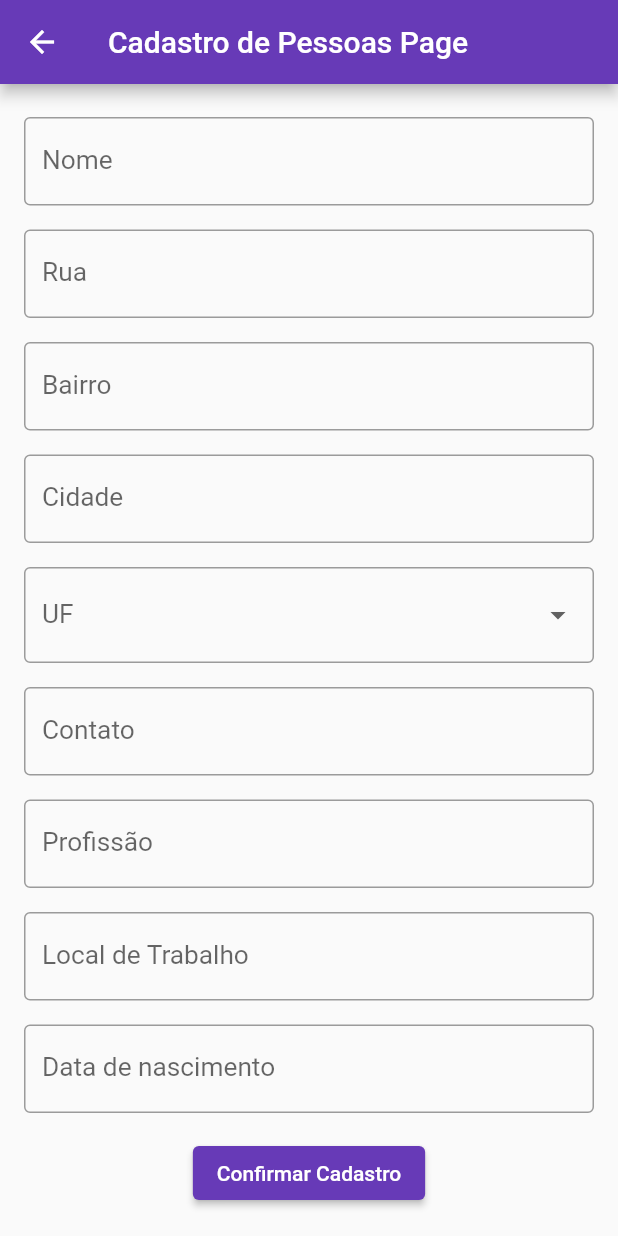
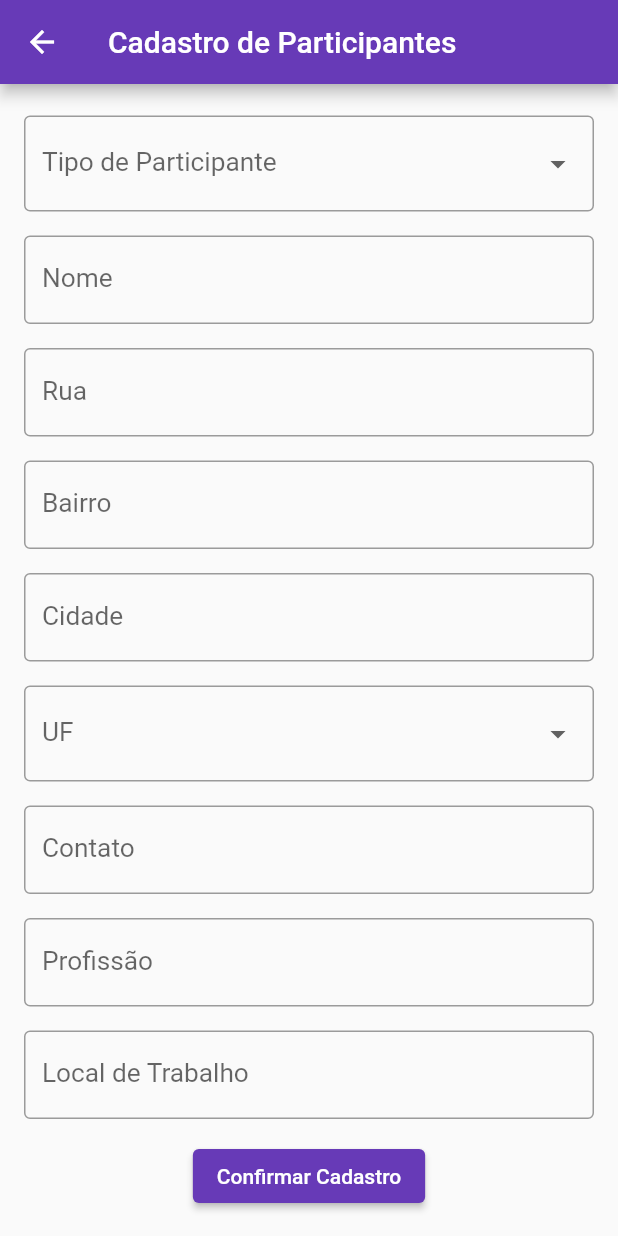
Before and after one commit to NEMJ/reunioes, a Flutter app: the ParticipanteDetailPage screen opened directly, on a phone screen of 412 x 824 dp. Run offline on Flutter 3.47's test engine with Material 2 defaults, Android fonts, the phone set to English and light mode, and no system bars; our stand-ins replace cloud_firestore, firebase_core, mask_text_input_formatter, page_transition; accounts and stored records are empty.

Commit message:
added types for participants

```diff
--- a/lib/models/participante_model.dart
+++ b/lib/models/participante_model.dart
@@ -2,6 +2,7 @@
   // Construtor nomeado
   Participante({
     required this.id,
+    required this.tipoParticipante,
     required this.nome,
     this.apelido,
     required this.rua,
@@ -16,6 +17,7 @@
 
   // Atributos
   String id;
+  String tipoParticipante;
   String nome;
   String? apelido;
   String rua;
@@ -30,6 +32,7 @@
   // Conversão do JSON para o Objeto
   Participante.fromJason(Map<String, dynamic> json) :
     id = json['id'] as String,
+    tipoParticipante = json['tipoParticipante'],
     nome = json['nome'] as String,
     rua = json['rua'] as String,
     bairro = json['bairro'] as String,
@@ -44,6 +47,7 @@
   Map<String, dynamic> toJson() {
     return {
       'id' : id,
+      'tipoParticipante': tipoParticipante,
       'nome' : nome,
       'rua' : rua,
       'bairro' : bairro,
--- a/lib/pages/participante/participante_detail_page.dart
+++ b/lib/pages/participante/participante_detail_page.dart
@@ -22,7 +22,6 @@
 final _ruaController = TextEditingController();
 final _bairroController = TextEditingController();
 final _cidadeController = TextEditingController();
-final _ufController = TextEditingController();
 final _contatoController = TextEditingController();
 final _profissaoController = TextEditingController();
 final _localTrabalhoController = TextEditingController();
@@ -33,29 +32,29 @@
 // Instância do banco Cloud Firestore
 FirebaseFirestore db = FirebaseFirestore.instance;
 
+// Bloco responsável pela parte de opções para Unidade Federal
 String? uf;
-final List<String> ufList = ['', 'AC', 'AL', 'AM', 'AP', 'BA', 'CE', 'DF', 'ES', 'GO',
+final List<String> ufList = ['Não informado', 'AC', 'AL', 'AM', 'AP', 'BA', 'CE', 'DF', 'ES', 'GO',
 'MA', 'MG', 'MS', 'MT', 'PA','PB', 'PE', 'PI',  'PR', 'RJ', 'RN', 'RO', 'RR', 'RS',
 'SC', 'SE', 'SP', 'TO'];
 
+// Bloco responsável pela definição do tipo de inserção de cadastro
+String? tipoParticipante;
+final List<String> tiposParticipante = ['Dirigente', 'Entidade', 'Participante'];
+
+// Máscara para o campo de celular
 final contatoMask = MaskTextInputFormatter(
   mask: '(##) # ####-####',
   filter: {'#': RegExp(r'[0-9]')},
   type: MaskAutoCompletionType.lazy,
 );
 
+// Máscara para o campo de Data
 final dataMask = MaskTextInputFormatter(
   mask: '##/##/####',
   filter: {'#': RegExp(r'[0-9]')},
   type: MaskAutoCompletionType.lazy,
 );
-
-final ufMask = MaskTextInputFormatter(
-  mask: '##',
-  filter: {'#': RegExp(r'[A-z]')},
-  type: MaskAutoCompletionType.lazy,
-);
-
 
 class _ParticipanteDetailPageState extends State<ParticipanteDetailPage> {
   @override
@@ -73,7 +72,10 @@
   Widget build(BuildContext context) {
     return Scaffold(
       appBar: AppBar(
-        title: const Text('Cadastro de Pessoas Page'),
+        // Caso já exista o registro ele traz o nome do participante; se não, o título da página
+        title: (widget.participante != null)
+          ? Text(widget.participante!.nome)
+          : const Text('Cadastro de Participantes'),
       ),
       body: Padding(
         padding: const EdgeInsets.all(16.0),
@@ -87,7 +89,35 @@
                   child: Column(
                     children: [
                       Padding(
-                        padding: const EdgeInsets.only(top: 4, bottom: 16.0),
+                        padding: const EdgeInsets.only(top: 5, bottom: 16.0),
+                        // Widget que exibe algumas opções pré-estabelecidas para seleção
+                        child: DropdownButtonFormField(
+                          // Aqui é feito um Item do tipo que se espera através da lista por meio de um map
+                          items: tiposParticipante
+                            .map((op) => DropdownMenuItem(
+                              value: op,
+                              child: Text(op),
+                              ),
+                            )
+                            .toList(), // É esperado sempre uma lista
+                          // A variável recebe a opção selecionada para controle e inserção
+                          onChanged: (escolha) => setState(() => tipoParticipante = escolha as String),
+                          // Caso seja passado um participante para a tela, é mostrada a opção já cadastrada; se não, é mostrado apenas o título do campo
+                          value: (widget.participante != null) ? widget.participante!.tipoParticipante : null,
+                          decoration: const InputDecoration(
+                            labelText: 'Tipo de Participante',
+                            labelStyle: TextStyle(fontSize: 17.5),
+                            border: OutlineInputBorder(),
+                          ),
+                          validator: (value) {
+                            if(value == null) {
+                              return 'Selecione uma opção';
+                            }
+                          },
+                        ),
+                      ),
+                      Padding(
+                        padding: const EdgeInsets.only(bottom: 16.0),
                         child: TextFormField(
                           controller: _nomeController,
                           decoration: const InputDecoration(
@@ -152,6 +182,11 @@
                             labelStyle: TextStyle(fontSize: 17.5),
                             border: OutlineInputBorder(),
                           ),
+                          validator: (value) {
+                            if(value == null) {
+                              return 'Selecione uma opção';
+                            }
+                          },
                         ),
                       ),
                       Padding(
@@ -259,6 +294,7 @@
      */
 
     if(widget.participante == null) {
+      tipoParticipante = '';
       _nomeController.text = '';
       _ruaController.text = '';
       _bairroController.text = '';
@@ -270,6 +306,7 @@
       _dataNascimentoController.text = '';
     } else {
       setState(() {
+        tipoParticipante = widget.participante!.tipoParticipante;
         _nomeController.text = widget.participante!.nome;
         _ruaController.text = widget.participante!.rua;
         _bairroController.text = widget.participante!.bairro;
@@ -288,6 +325,7 @@
     if(_formKey.currentState!.validate()) {
       // Atualização de todos os campos no registro passado à esta página por parâmetro
       db.collection('participantes').doc(id).update({
+        'tipoParticipante': tipoParticipante,
         'nome': _nomeController.text,
         'rua': _ruaController.text,
         'bairro': _bairroController.text,
@@ -315,6 +353,7 @@
       // Envio de um novo registro para o banco na coleção 'reunioes'
       db.collection('participantes').doc(id).set({
         'id': id,
+        'tipoParticipante': tipoParticipante,
         'nome': _nomeController.text,
         'rua': _ruaController.text,
         'bairro': _bairroController.text,
@@ -334,6 +373,7 @@
       );
 
       // Limpeza do conteúdo de todos os TextFields para uma nova inserção
+      tipoParticipante = '';
       _nomeController.text = '';
       _ruaController.text = '';
       _bairroController.text = '';
--- a/lib/pages/participante/participantes_list_page.dart
+++ b/lib/pages/participante/participantes_list_page.dart
@@ -30,6 +30,7 @@
         query.docs.forEach((doc) {
           var participante = Participante(
             id: doc.get('id'),
+            tipoParticipante: doc.get('tipoParticipante'),
             nome: doc.get('nome'),
             rua: doc.get('rua'),
             bairro: doc.get('bairro'),
@@ -142,6 +143,7 @@
     query.docs.forEach((doc) {
       Participante participante = Participante(
         id: doc.get("id"),
+        tipoParticipante: doc.get("tipoParticipante"),
         nome: doc.get('nome'),
         rua: doc.get('rua'),
         bairro: doc.get('bairro'),
--- a/lib/pages/reuniao/reuniao_detail_page.dart
+++ b/lib/pages/reuniao/reuniao_detail_page.dart
@@ -63,7 +63,9 @@
   Widget build(BuildContext context) {
     return Scaffold(
       appBar: AppBar(
-        title: const Text("Reunião Detail Page"),
+        title: (widget.reuniao != null)
+          ? Text(widget.reuniao!.descricao)
+          : const Text("Cadastro de Reuniões"),
       ),
       body: Padding(
         padding: const EdgeInsets.all(16.0),
--- a/lib/pages/reuniao/reunioes_list_page.dart
+++ b/lib/pages/reuniao/reunioes_list_page.dart
@@ -56,7 +56,7 @@
     return SafeArea(
       child: Scaffold(
         appBar: AppBar(
-          title: const Text("Cadastro de Reuniões"),
+          title: const Text("Lista de Reuniões"),
         ),
         body: Container(
           padding: const EdgeInsets.all(16.0),
```
Also changed, not shown: lib/pages/dropdown_list_page.dart (added, +23 -0 lines).
